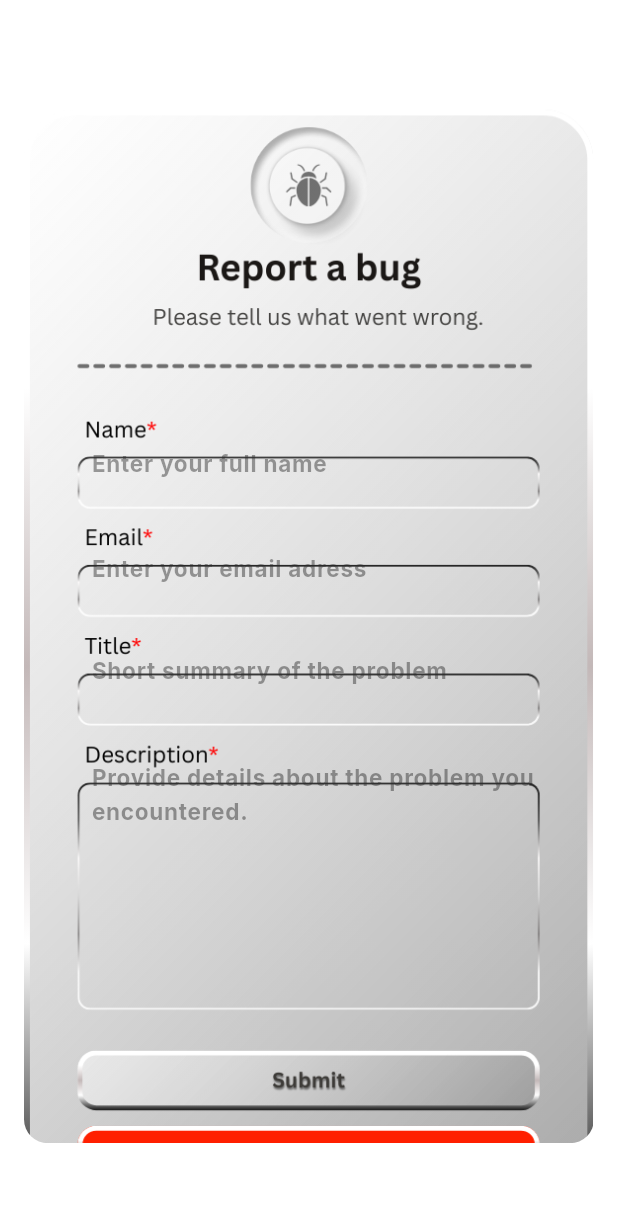
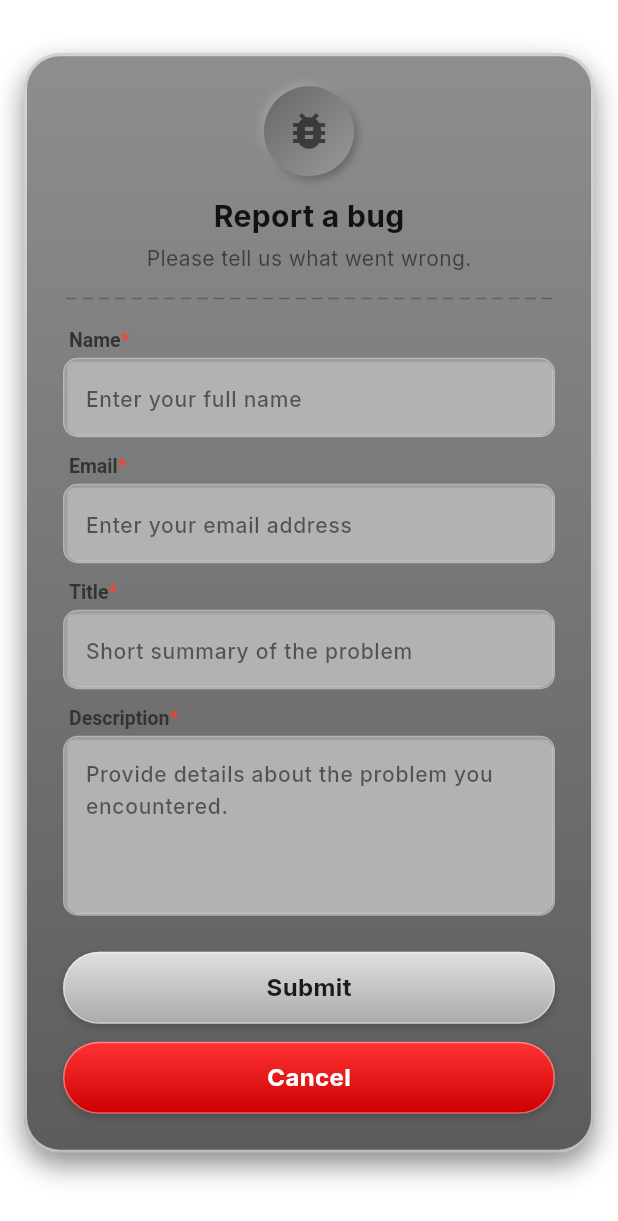
Before and after one commit to xdrlp/quiz_application, a Flutter app: the ReportBugDialog screen opened directly, on a phone screen of 412 x 824 dp. Shown: the top 1221 px of the screen. Run offline on Flutter 3.47's test engine with Material 3 defaults, Android fonts, the phone set to English and light mode, and no system bars; our stand-ins replace cloud_firestore, cloud_functions, device_info_plus, firebase_auth, firebase_core, flutter_svg and 4 more; missing offline and left inert: installed_apps, usage_stats; accounts and stored records are empty.

Commit message:
Update report_bug_dialog.dart

```diff
--- a/lib/screens/report_bug_dialog.dart
+++ b/lib/screens/report_bug_dialog.dart
@@ -129,10 +129,7 @@ class _ReportBugDialogState extends State<ReportBugDialog> {
       child: Scaffold(
         backgroundColor: Colors.transparent,
         body: Builder(
-          builder: (msgContext) => MediaQuery.removeViewInsets(
-            context: msgContext,
-            removeBottom: true,
-            child: Stack(
+          builder: (msgContext) => Stack(
             children: [
               Positioned.fill(
                 child: BackdropFilter(
@@ -141,179 +138,178 @@ class _ReportBugDialogState extends State<ReportBugDialog> {
                 ),
               ),
               Positioned.fill(
-                  child: Padding(
-                    padding: const EdgeInsets.symmetric(horizontal: 16.0, vertical: 8.0),
                 child: Center(
-                      child: ConstrainedBox(
-                        constraints: BoxConstraints(
-                          maxHeight: MediaQuery.of(msgContext).size.height * 0.85,
-                        ),
-                        child: Material(
-                        color: Colors.transparent,
-                          child: ClipRRect(
-                            borderRadius: BorderRadius.circular(16),
                   child: SingleChildScrollView(
                     controller: _scrollController,
-                              physics: isKeyboardOpen ? const ClampingScrollPhysics() : const NeverScrollableScrollPhysics(),
+                    physics: isKeyboardOpen ? const ClampingScrollPhysics() : const BouncingScrollPhysics(),
+                    padding: EdgeInsets.only(
+                      left: 16,
+                      right: 16,
+                      bottom: isKeyboardOpen ? bottomInset + 20 : 20
+                    ),
+                    child: Container(
+                      constraints: const BoxConstraints(maxWidth: 400),
+                      decoration: BoxDecoration(
+                        gradient: const LinearGradient(
+                          begin: Alignment.topCenter,
+                          end: Alignment.bottomCenter,
+                          colors: [
+                            Color(0xFF8E8E8E), // Lighter metallic grey
+                            Color(0xFF5C5C5C), // Darker metallic grey
+                          ],
+                        ),
+                        borderRadius: BorderRadius.circular(24),
+                        border: Border.all(
+                          color: Colors.white.withValues(alpha: 0.6),
+                          width: 2,
+                        ),
+                        boxShadow: const [
+                          BoxShadow(
+                            color: Colors.black45,
+                            blurRadius: 15,
+                            offset: Offset(0, 8),
+                          ),
+                        ],
+                      ),
                       child: Column(
                         mainAxisSize: MainAxisSize.min,
                         children: [
-                                  Stack(
-                                    children: [
-                                      // Background image
-                                      Image.asset(
-                                        'assets/images/report_bug_bg.png',
-                                        fit: BoxFit.contain,
+                          const SizedBox(height: 20),
+                          // Bug Icon Circle
+                          Container(
+                            width: 60,
+                            height: 60,
+                            decoration: BoxDecoration(
+                              shape: BoxShape.circle,
+                              gradient: const LinearGradient(
+                                begin: Alignment.topLeft,
+                                end: Alignment.bottomRight,
+                                colors: [
+                                  Color(0xFF666666),
+                                  Color(0xFF999999),
+                                ],
                               ),
-
-                                      // Name TextField
-                                      Positioned(
-                                        left: 45,
-                                        right: 39,
-                                        top: 223, // Adjust this value to align with the background image
-                                        height: 40,
-                                        child: Container(
-                                          color: Colors.transparent,
-                                          child: TextField(
-                                            controller: _nameCtrl,
-                                            cursorColor: const Color.fromARGB(89, 0, 0, 0),
-                                            decoration: const InputDecoration(
-                                              border: InputBorder.none,
-                                              hintText: 'Enter your full name',
-                                              hintStyle: TextStyle(
-                                                  fontSize: 15,
-                                                  fontWeight: FontWeight.bold,
-                                                  color: Color.fromARGB(118, 44, 44, 44)),
+                              boxShadow: [
+                                BoxShadow(
+                                  color: Colors.black.withValues(alpha: 0.3),
+                                  blurRadius: 4,
+                                  offset: const Offset(2, 2),
+                                  spreadRadius: 0,
                                 ),
-                                            style: const TextStyle(color: Color.fromARGB(255, 0, 0, 0)),
+                                BoxShadow(
+                                  color: Colors.white.withValues(alpha: 0.2),
+                                  blurRadius: 4,
+                                  offset: const Offset(-2, -2),
+                                  spreadRadius: 0,
+                                ),
+                              ],
+                            ),
+                            child: const Center(
+                              child: Icon(Icons.bug_report, size: 32, color: Colors.black54),
                             ),
                           ),
-                                      ),
-
-                                      // Email TextField
-                                      Positioned(
-                                        left: 45,
-                                        right: 39,
-                                        top: 296, // Adjust this value to align with the background image
-                                        height: 35,
-                                        child: Container(
-                                          color: Colors.transparent,
-                                          child: TextField(
-                                            controller: _emailCtrl,
-                                            keyboardType: TextInputType.emailAddress,
-                                            cursorColor: const Color.fromARGB(89, 0, 0, 0),
-                                            decoration: const InputDecoration(
-                                              border: InputBorder.none,
-                                              hintText: 'Enter your email adress',
-                                              hintStyle: TextStyle(
-                                                  fontSize: 15,
+                          const SizedBox(height: 12),
+                          const Text(
+                            'Report a bug',
+                            style: TextStyle(
+                              fontSize: 20,
                               fontWeight: FontWeight.bold,
-                                                  color: Color.fromARGB(118, 44, 44, 44)),
-                                            ),
-                                            style: const TextStyle(color: Color.fromARGB(255, 0, 0, 0)),
+                              color: Colors.black87,
                             ),
                           ),
-                                      ),
-
-                                      // Title TextField
-                                      Positioned(
-                                        left: 45,
-                                        right: 39,
-                                        top: 364,
-                                        height: 35,
-                                        child: Container(
-                                          color: const Color.fromARGB(0, 0, 0, 0),
-                                          child: TextField(
-                                            controller: _titleCtrl,
-                                            cursorColor: const Color.fromARGB(89, 0, 0, 0),
-                                            decoration: const InputDecoration(
-                                              border: InputBorder.none,
-                                              hintText: 'Short summary of the problem',
-                                              hintStyle: TextStyle(
-                                                  fontSize: 15,
-                                                  fontWeight: FontWeight.bold,
-                                                  color: Color.fromARGB(118, 44, 44, 44)),
-                                            ),
-                                            style: const TextStyle(color: Color.fromARGB(255, 0, 0, 0)),
+                          const SizedBox(height: 4),
+                          const Text(
+                            'Please tell us what went wrong.',
+                            style: TextStyle(
+                              fontSize: 14,
+                              color: Colors.black54,
                             ),
                           ),
+                          const SizedBox(height: 16),
+                          // Dashed Line
+                          Padding(
+                            padding: const EdgeInsets.symmetric(horizontal: 24),
+                            child: Row(
+                              children: List.generate(30, (index) => Expanded(
+                                child: Container(
+                                  height: 1,
+                                  margin: const EdgeInsets.symmetric(horizontal: 2),
+                                  color: Colors.black26,
                                 ),
-                                      // Description TextField
-                                      Positioned(
-                                        left: 45,
-                                        right: 39,
-                                        top: 436,
-                                        height: 140,
-                                        child: Container(
-                                          color: const Color.fromARGB(0, 0, 0, 0),
-                                          child: TextField(
-                                            controller: _descCtrl,
-                                            maxLines: null,
-                                            keyboardType: TextInputType.multiline,
-                                            cursorColor: Colors.black,
-                                            decoration: const InputDecoration(
-                                              border: InputBorder.none,
-                                              hintText: 'Provide details about the problem you encountered.',
-                                              hintStyle: TextStyle(
-                                                fontSize: 15,
-                                                fontWeight: FontWeight.bold,
-                                                color: Color.fromARGB(118, 44, 44, 44),
+                              )),
                             ),
                           ),
-                                            style: const TextStyle(color: Colors.black),
+                          const SizedBox(height: 20),
+
+                          // Form Fields
+                          Padding(
+                            padding: const EdgeInsets.symmetric(horizontal: 24),
+                            child: Column(
+                              crossAxisAlignment: CrossAxisAlignment.stretch,
+                              children: [
+                                _buildLabel('Name*'),
+                                _buildTextField(
+                                  controller: _nameCtrl,
+                                  hint: 'Enter your full name',
                                 ),
+                                const SizedBox(height: 12),
+                                _buildLabel('Email*'),
+                                _buildTextField(
+                                  controller: _emailCtrl,
+                                  hint: 'Enter your email address',
+                                  keyboardType: TextInputType.emailAddress,
                                 ),
+                                const SizedBox(height: 12),
+                                _buildLabel('Title*'),
+                                _buildTextField(
+                                  controller: _titleCtrl,
+                                  hint: 'Short summary of the problem',
                                 ),
-                                      // Submit button overlay
-                                      Positioned(
-                                        left: 37,
-                                        right: 33,
-                                        top: 610,
-                                        height: 31,
-                                        child: Material(
-                                          color: const Color.fromARGB(0, 0, 0, 0),
-                                          borderRadius: BorderRadius.circular(8),
-                                          child: InkWell(
+                                const SizedBox(height: 12),
+                                _buildLabel('Description*'),
+                                _buildTextField(
+                                  controller: _descCtrl,
+                                  hint: 'Provide details about the problem you encountered.',
+                                  maxLines: 5,
+                                  height: 120,
+                                ),
+                                const SizedBox(height: 24),
+
+                                // Buttons
+                                _buildButton(
+                                  text: 'Submit',
                                   onTap: _isSubmitting
                                     ? null
                                     : () async {
                                         FocusScope.of(msgContext).unfocus();
                                         await _submitReport();
                                       },
-                                            borderRadius: BorderRadius.circular(8),
-                                            splashColor: Colors.black26,
-                                            child: Container(),
+                                  gradient: const LinearGradient(
+                                    begin: Alignment.topCenter,
+                                    end: Alignment.bottomCenter,
+                                    colors: [Color(0xFFE0E0E0), Color(0xFFAAAAAA)],
                                   ),
+                                  textColor: Colors.black87,
                                 ),
-                                      ),
-                                      // Cancel button overlay
-                                      Positioned(
-                                        left: 37,
-                                        right: 36,
-                                        top: 657,
-                                        height: 31,
-                                        child: Material(
-                                          borderRadius: BorderRadius.circular(8),
-                                          color: const Color.fromARGB(0, 0, 0, 0),
-                                          child: InkWell(
+                                const SizedBox(height: 12),
+                                _buildButton(
+                                  text: 'Cancel',
                                   onTap: () {
                                     FocusScope.of(msgContext).unfocus();
                                     Navigator.of(msgContext).pop();
                                   },
-                                            borderRadius: BorderRadius.circular(8),
-                                            splashColor: Colors.black26,
-                                            child: Container(),
+                                  gradient: const LinearGradient(
+                                    begin: Alignment.topCenter,
+                                    end: Alignment.bottomCenter,
+                                    colors: [Color(0xFFFF3333), Color(0xFFCC0000)],
                                   ),
+                                  textColor: Colors.white,
+                                ),
+                                const SizedBox(height: 24),
+                              ],
                             ),
                           ),
                         ],
-                                  ),
-                                  // Extra space at bottom for scrolling when keyboard opens
-                                  const SizedBox(height: 300),
-                                ],
-                              ),
-                            ),
-                          ),
                       ),
                     ),
                   ),
@@ -323,6 +319,120 @@ class _ReportBugDialogState extends State<ReportBugDialog> {
           ),
         ),
       ),
+    );
+  }
+
+  Widget _buildLabel(String text) {
+    return Padding(
+      padding: const EdgeInsets.only(bottom: 4, left: 4),
+      child: RichText(
+        text: TextSpan(
+          text: text.substring(0, text.length - 1),
+          style: const TextStyle(
+            fontSize: 13,
+            fontWeight: FontWeight.w600,
+            color: Color(0xFF333333),
+          ),
+          children: [
+            TextSpan(
+              text: text.substring(text.length - 1),
+              style: const TextStyle(color: Colors.red),
+            ),
+          ],
+        ),
+      ),
+    );
+  }
+
+  Widget _buildTextField({
+    required TextEditingController controller,
+    required String hint,
+    TextInputType? keyboardType,
+    int? maxLines = 1,
+    double? height,
+  }) {
+    return Container(
+      height: height,
+      decoration: BoxDecoration(
+        color: const Color(0xFFB0B0B0).withValues(alpha: 0.5),
+        borderRadius: BorderRadius.circular(10),
+        border: Border.all(color: Colors.white.withValues(alpha: 0.3), width: 1),
+        boxShadow: const [],
+      ),
+      child: ClipRRect(
+        borderRadius: BorderRadius.circular(10),
+        child: Container(
+           // Simulating inner shadow with a gradient or specific color
+          decoration: BoxDecoration(
+             color: const Color.fromARGB(255, 178, 178, 178), // Inner input color
+             border: Border(
+                top: BorderSide(color: Colors.black.withValues(alpha: 0.1), width: 2),
+                left: BorderSide(color: Colors.black.withValues(alpha: 0.1), width: 2),
+                bottom: BorderSide(color: Colors.white.withValues(alpha: 0.2), width: 1),
+                right: BorderSide(color: Colors.white.withValues(alpha: 0.2), width: 1),
+             ),
+          ),
+          child: TextField(
+            controller: controller,
+            keyboardType: keyboardType,
+            maxLines: maxLines,
+            cursorColor: Colors.black54,
+            style: const TextStyle(color: Colors.black87, fontSize: 14),
+            decoration: InputDecoration(
+              border: InputBorder.none,
+              contentPadding: const EdgeInsets.symmetric(horizontal: 12, vertical: 12),
+              hintText: hint,
+              hintStyle: const TextStyle(
+                fontSize: 14,
+                fontWeight: FontWeight.w500,
+                color: Color(0x8A000000),
+              ),
+            ),
+          ),
+        ),
+      ),
+    );
+  }
+
+  Widget _buildButton({
+    required String text,
+    required VoidCallback? onTap,
+    required Gradient gradient,
+    required Color textColor,
+  }) {
+    return Container(
+      height: 48,
+      decoration: BoxDecoration(
+        gradient: gradient,
+        borderRadius: BorderRadius.circular(24),
+        border: Border.all(
+          color: Colors.white.withValues(alpha: 0.4),
+          width: 1,
+        ),
+        boxShadow: [
+          BoxShadow(
+            color: Colors.black.withValues(alpha: 0.2),
+            blurRadius: 4,
+            offset: const Offset(0, 2),
+          ),
+        ],
+      ),
+      child: Material(
+        color: Colors.transparent,
+        child: InkWell(
+          onTap: onTap,
+          borderRadius: BorderRadius.circular(24),
+          child: Center(
+            child: Text(
+              text,
+              style: TextStyle(
+                color: textColor,
+                fontSize: 16,
+                fontWeight: FontWeight.bold,
+              ),
+            ),
+          ),
+        ),
       ),
     );
   }
```
Lines whose indentation alone changed are shown as unchanged.
